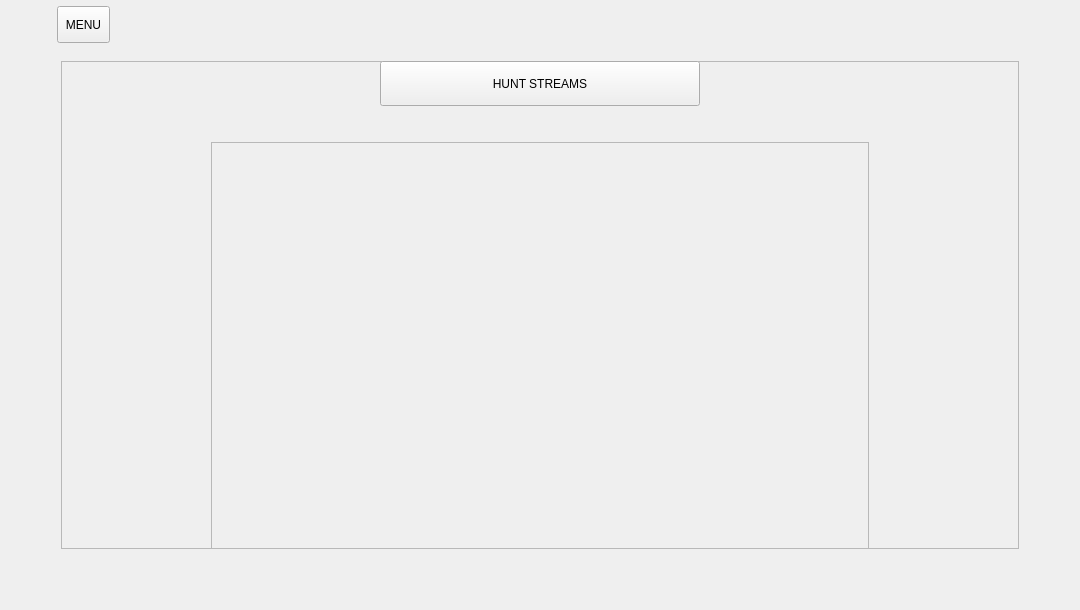
Qt form src/pages/stream_hunter/view/stream_hunter_pg.ui (Davi-S/Toolorant) before a commit.
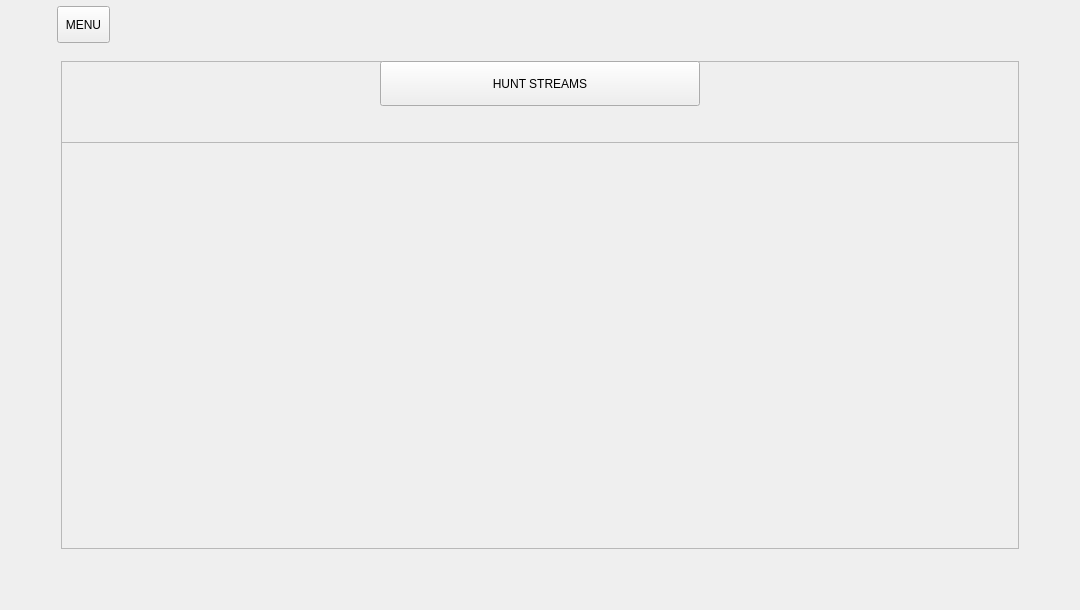
The same form after that commit. Icons and pictures are not drawn. Custom widgets are drawn as their Qt base class.

Commit message:
Updated Stream Hunter UI
• Now the player's info are side by side in just one column

Diff of the .ui file:
```diff
--- a/src/pages/stream_hunter/view/stream_hunter_pg.ui
+++ b/src/pages/stream_hunter/view/stream_hunter_pg.ui
@@ -53,9 +53,9 @@
    <widget class="QFrame" name="player_streams_frm">
     <property name="geometry">
      <rect>
-      <x>150</x>
+      <x>0</x>
       <y>81</y>
-      <width>658</width>
+      <width>958</width>
       <height>407</height>
      </rect>
     </property>
@@ -67,13 +67,13 @@
     </property>
     <property name="minimumSize">
      <size>
-      <width>658</width>
+      <width>958</width>
       <height>407</height>
      </size>
     </property>
     <property name="maximumSize">
      <size>
-      <width>658</width>
+      <width>958</width>
       <height>407</height>
      </size>
     </property>
@@ -96,8 +96,11 @@
      <property name="bottomMargin">
       <number>0</number>
      </property>
-     <property name="spacing">
-      <number>24</number>
+     <property name="horizontalSpacing">
+      <number>12</number>
+     </property>
+     <property name="verticalSpacing">
+      <number>0</number>
      </property>
     </layout>
    </widget>
```
The commit also changes 2 other files.
